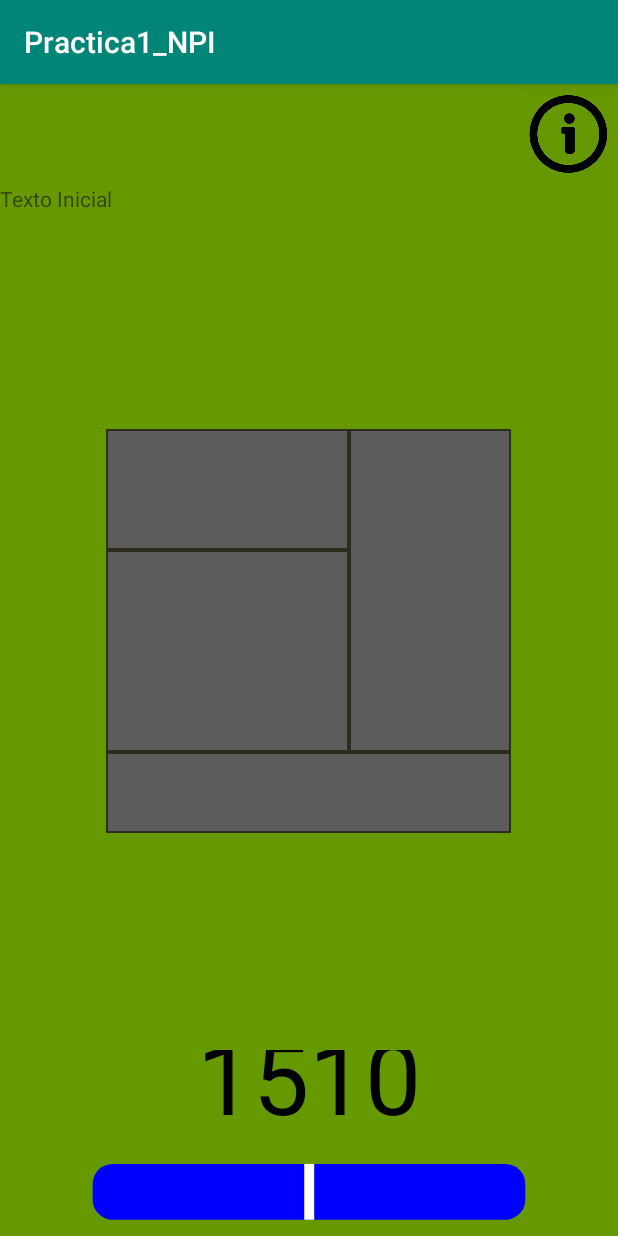
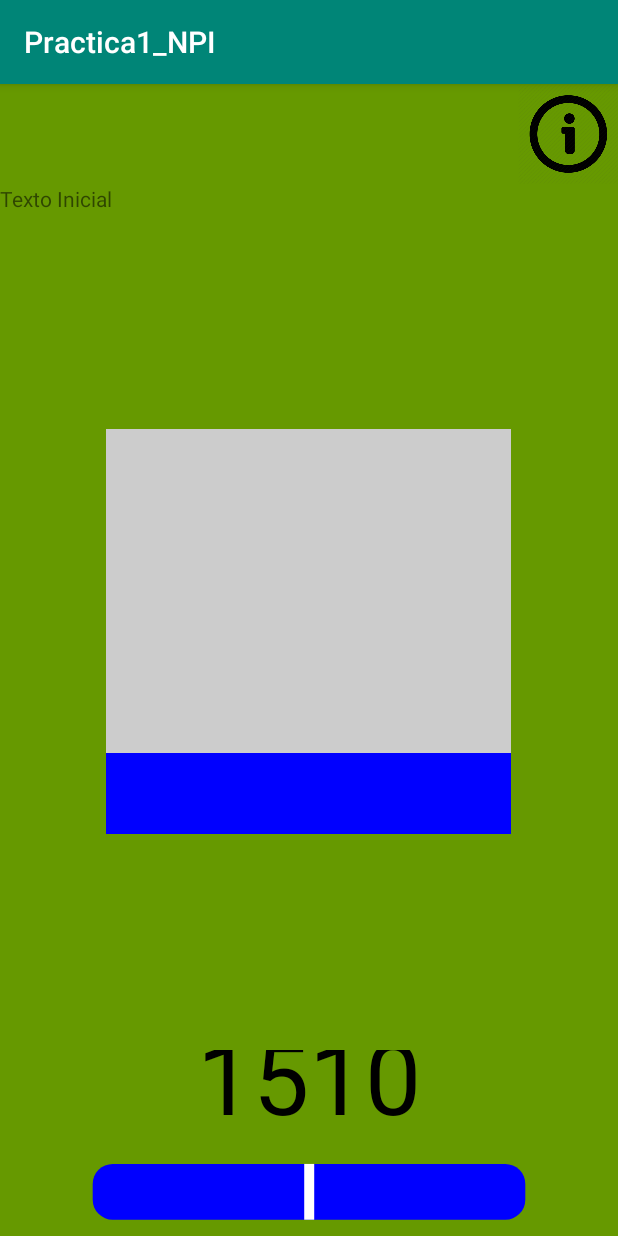
Before and after one commit to TheAeryan/ProyectoNPI, an Android app: the screen it shows after launch (MainActivity), on a phone screen of 412 x 824 dp. Run offline under Robolectric (Android 15) with nearby library versions, the phone set to English and light mode, and no system bars.

Commit message:
Added Map and Recinto classes

```diff
--- /dev/null
+++ b/Practica1_NPI/app/src/main/java/com/example/practica1_npi/Mapa.java
@@ -0,0 +1,38 @@
+package com.example.practica1_npi;
+
+import android.content.Context;
+import android.graphics.Canvas;
+import android.graphics.Color;
+import android.util.AttributeSet;
+import android.view.View;
+
+import androidx.constraintlayout.widget.ConstraintLayout;
+
+public class Mapa extends ConstraintLayout {
+
+    public Mapa(Context context) {
+        super(context);
+        initialize();
+    }
+
+    public Mapa(Context context, AttributeSet attrs, int defStyle) {
+        super(context, attrs, defStyle);
+        initialize();
+    }
+
+    public Mapa(Context context, AttributeSet attrs) {
+        super(context, attrs);
+        initialize();
+    }
+
+    private void initialize(){
+
+    }
+
+    @Override
+    protected void onDraw(Canvas canvas){
+        // Pruebo a cambiar el fondo de un recinto
+        View view = findViewById(R.id.recinto_entrada);
+        view.setBackgroundColor(Color.BLUE);
+    }
+}
--- /dev/null
+++ b/Practica1_NPI/app/src/main/java/com/example/practica1_npi/RecintoMapa.java
@@ -0,0 +1,50 @@
+package com.example.practica1_npi;
+
+import android.content.Context;
+import android.graphics.Canvas;
+import android.graphics.Color;
+import android.util.AttributeSet;
+import android.view.View;
+import android.widget.FrameLayout;
+
+public class RecintoMapa extends FrameLayout {
+    private int state; // 0:desactivado, 1:activado, 2:desactivado+punto int., 3:activado+punto int.
+
+    public RecintoMapa(Context context) {
+        super(context);
+        initialize();
+    }
+
+    public RecintoMapa(Context context, AttributeSet attrs, int defStyle) {
+        super(context, attrs, defStyle);
+        initialize();
+    }
+
+    public RecintoMapa(Context context, AttributeSet attrs) {
+        super(context, attrs);
+        initialize();
+    }
+
+    private void initialize(){
+        state = 0;
+    }
+
+    @Override
+    protected void onDraw(Canvas canvas){
+        switch(state){
+            case 0:{ // desactivado
+                this.setBackgroundColor(Color.LTGRAY);
+                break;
+            }
+            case 1:{ // activado
+                this.setBackgroundColor(Color.YELLOW);
+                break;
+            }
+        }
+    }
+
+    public void changeState(int newState){
+        if (newState != state && newState >=0 && newState <= 3)
+            state = newState;
+    }
+}
--- a/Practica1_NPI/app/src/main/res/layout/activity_main.xml
+++ b/Practica1_NPI/app/src/main/res/layout/activity_main.xml
@@ -28,16 +28,15 @@
         android:background="@android:color/holo_green_dark"
         android:orientation="vertical">
 
-        <androidx.constraintlayout.widget.ConstraintLayout
+        <com.example.practica1_npi.Mapa
             android:id="@+id/mapa"
             android:layout_width="270dp"
-            android:layout_height="269dp"
+            android:layout_height="270dp"
             android:layout_gravity="center"
             android:background="@drawable/fondo_mapa">
 
-            <FrameLayout
+            <com.example.practica1_npi.RecintoMapa
                 android:id="@+id/recinto_entrada"
-                android:background="@drawable/recinto_mapa"
                 android:layout_height="0px"
                 android:layout_width="0px"
                 app:layout_constraintBottom_toBottomOf="parent"
@@ -45,11 +44,11 @@
                 app:layout_constraintStart_toStartOf="parent"
                 app:layout_constraintEnd_toEndOf="parent"
                 app:layout_constraintVertical_weight="0.2"
-                tools:layout_editor_absoluteX="0dp"></FrameLayout>
+                tools:layout_editor_absoluteX="0dp"></com.example.practica1_npi.RecintoMapa>
 
-            <FrameLayout
+            <com.example.practica1_npi.RecintoMapa
                 android:id="@+id/recinto_generalife"
-                android:background="@drawable/recinto_mapa"
+                android:background="@drawable/recinto_mapa_apagado"
                 android:layout_height="0px"
                 android:layout_width="0px"
                 app:layout_constraintBottom_toTopOf="@+id/recinto_entrada"
@@ -58,11 +57,11 @@
                 app:layout_constraintTop_toTopOf="parent"
                 app:layout_constraintHorizontal_weight="0.4"
                 app:layout_constraintVertical_weight="0.8">
-            </FrameLayout>
+            </com.example.practica1_npi.RecintoMapa>
 
-            <FrameLayout
+            <com.example.practica1_npi.RecintoMapa
                 android:id="@+id/recinto_alcazaba"
-                android:background="@drawable/recinto_mapa"
+                android:background="@drawable/recinto_mapa_apagado"
                 android:layout_height="0px"
                 android:layout_width="0px"
                 app:layout_constraintEnd_toStartOf="@+id/recinto_generalife"
@@ -72,11 +71,11 @@
                 app:layout_constraintHorizontal_weight="0.6"
                 app:layout_constraintVertical_weight="0.3">
 
-            </FrameLayout>
+            </com.example.practica1_npi.RecintoMapa>
 
-            <FrameLayout
+            <com.example.practica1_npi.RecintoMapa
                 android:id="@+id/recinto_palacios"
-                android:background="@drawable/recinto_mapa"
+                android:background="@drawable/recinto_mapa_apagado"
                 android:layout_height="0px"
                 android:layout_width="0px"
                 app:layout_constraintBottom_toTopOf="@+id/recinto_entrada"
@@ -86,9 +85,9 @@
                 app:layout_constraintVertical_bias="1.0"
                 app:layout_constraintHorizontal_weight="0.6"
                 app:layout_constraintVertical_weight="0.5">
-            </FrameLayout>
+            </com.example.practica1_npi.RecintoMapa>
 
-        </androidx.constraintlayout.widget.ConstraintLayout>
+        </com.example.practica1_npi.Mapa>
 
     </FrameLayout>
 
```
Also changed, not shown: Practica1_NPI/app/src/main/java/com/example/practica1_npi/PuntoInteres.java (deleted, +0 -39 lines), Practica1_NPI/app/src/main/res/drawable/recinto_mapa_apagado_puntointeres.xml (added, +30 -0 lines), Practica1_NPI/app/src/main/res/drawable/recinto_mapa_encendido.xml (added, +10 -0 lines), Practica1_NPI/app/src/main/res/layout/activity_main_old.xml (+4 -4 lines), Practica1_NPI/app/src/main/res/drawable/recinto_mapa_apagado.xml (renamed from Practica1_NPI/app/src/main/res/drawable/recinto_mapa.xml).
